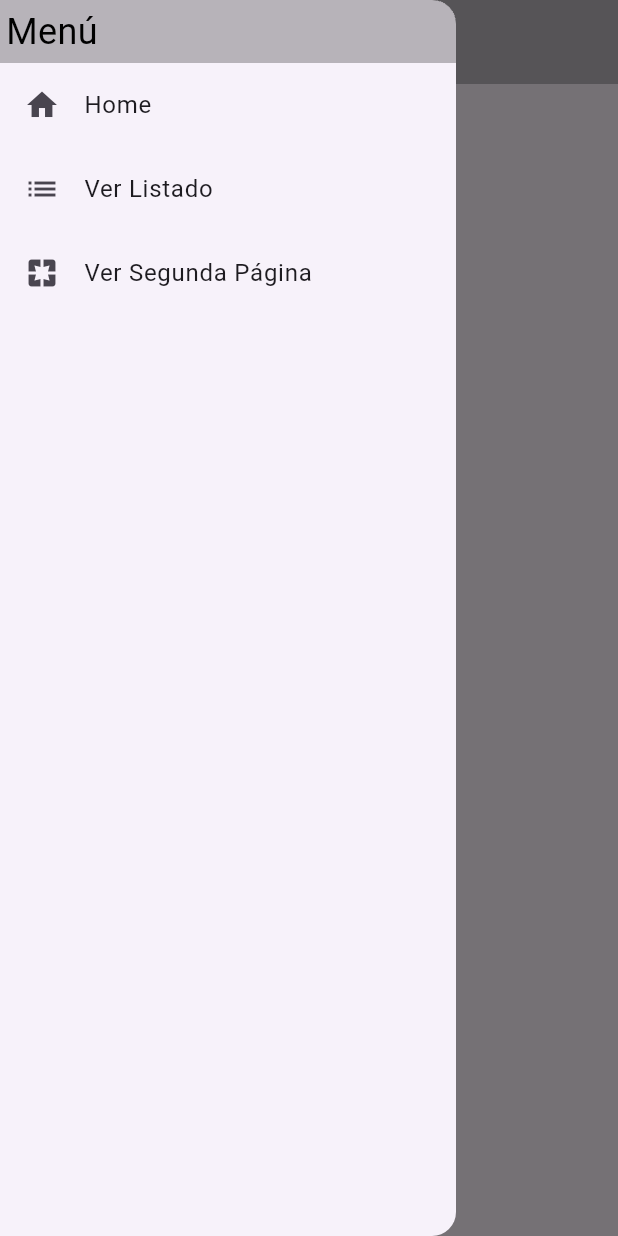
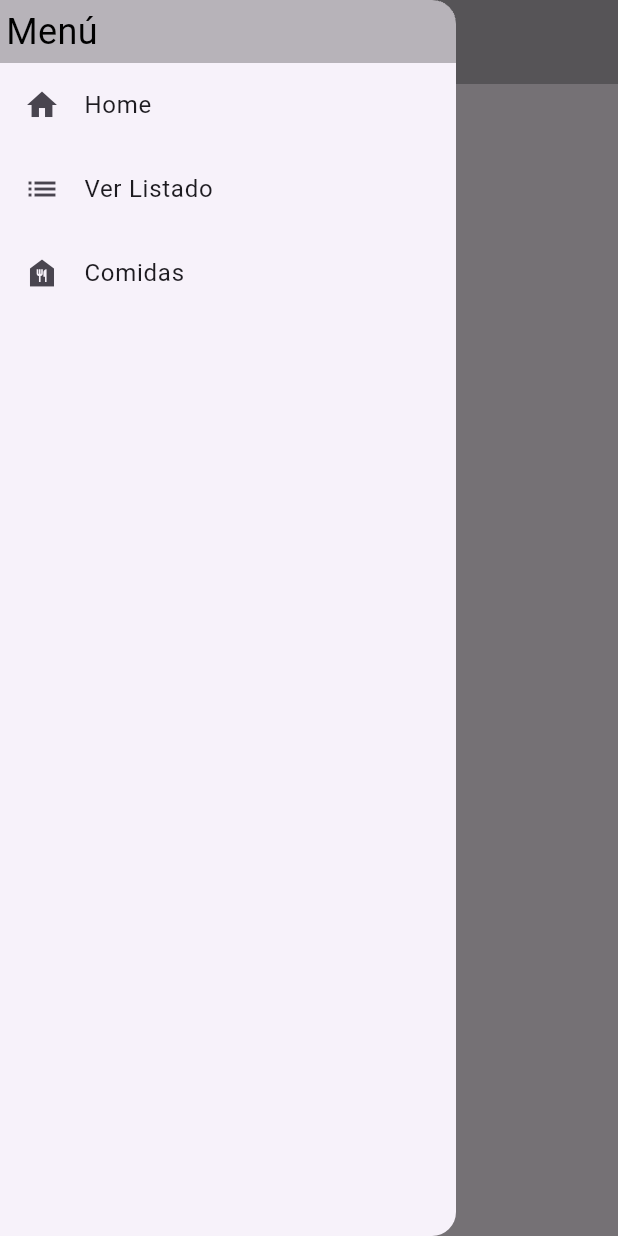
Before and after one commit to JuanS-ryb/actividad-flutter, a Flutter app: the screen it shows after launch, with the side drawer open, on a phone screen of 412 x 824 dp. Run offline on Flutter 3.47's test engine with Material 3 defaults, Android fonts, the phone set to English and light mode, and no system bars.

Commit message:
cambio de icons

```diff
--- a/lib/layout/main_layout.dart
+++ b/lib/layout/main_layout.dart
@@ -45,8 +45,8 @@ class MainLayout extends StatelessWidget {
             ),
             // Opción Ver Segunda Página
             ListTile(
-              leading: const Icon(Icons.pages),
-              title: const Text('Ver Segunda Página'),
+              leading: const Icon(Icons.food_bank),
+              title: const Text('Comidas'),
               onTap: () {
                 Navigator.pushNamed(context, "/second");
               },
```
